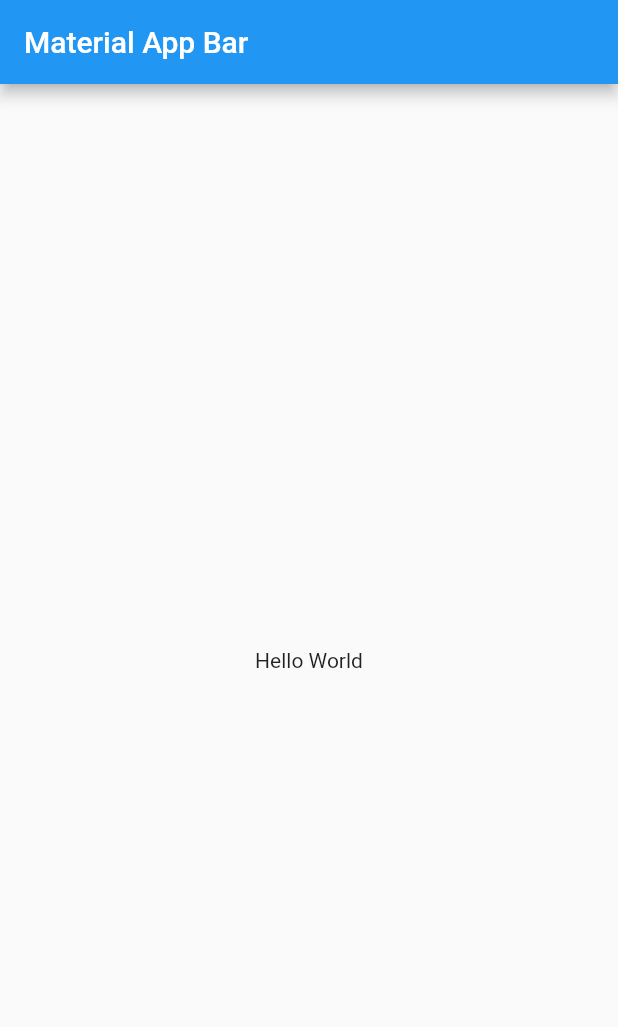
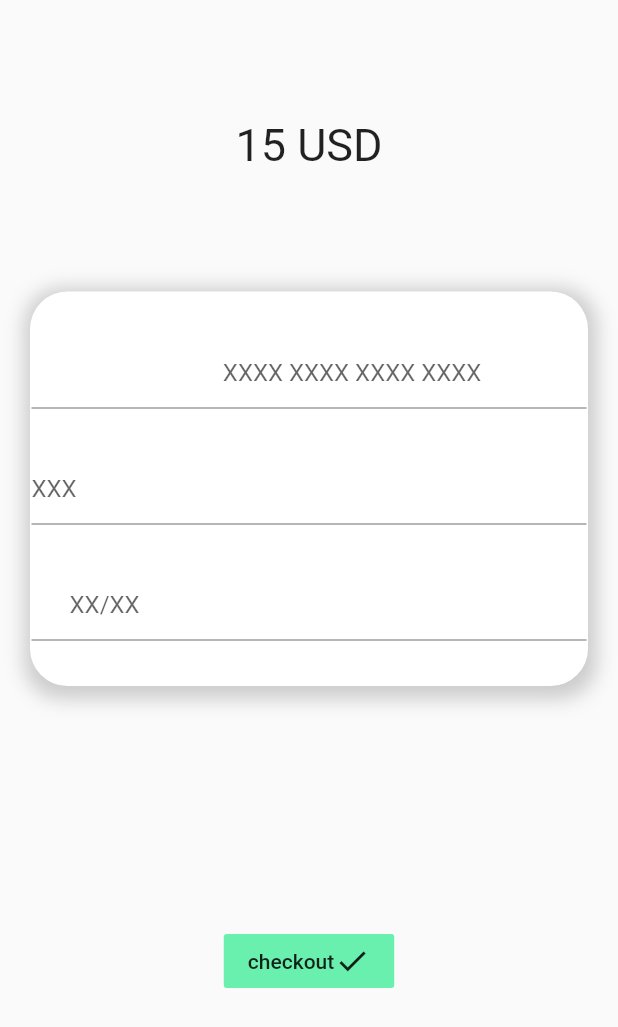
Before and after one commit to ta93abe/dailyUI-with-Flutter, a Flutter app: the screen it shows after launch, on a phone screen of 412 x 824 dp. Shown: the top 1027 px of the screen. Run offline on Flutter 3.47's test engine with Material 2 defaults, Android fonts, the phone set to English and light mode, and no system bars; our stand-ins replace flutter_icons, google_fonts.

Commit message:
day2 about 50%

```diff
--- a/day2/lib/main.dart
+++ b/day2/lib/main.dart
@@ -22,11 +22,92 @@ class CreditCardCheckout extends StatelessWidget {
   @override
   Widget build(BuildContext context) {
     return Scaffold(
-      appBar: AppBar(
-        title: Text('Material App Bar'),
-      ),
-      body: Center(
-        child: Text('Hello World'),
+      body: Column(
+        children: [
+          Spacer(
+            flex: 1,
+          ),
+          Text(
+            "15 USD",
+            style: TextStyle(
+              fontSize: 30,
+            ),
+          ),
+          Spacer(
+            flex: 1,
+          ),
+          Padding(
+            padding: const EdgeInsets.symmetric(horizontal: 20.0),
+            child: AspectRatio(
+              aspectRatio: 1.41421356 / 1,
+              child: Container(
+                height: 100,
+                decoration: BoxDecoration(
+                  borderRadius: BorderRadius.circular(25),
+                  border: Border.all(color: Colors.transparent),
+                  color: Colors.white,
+                  boxShadow: [
+                    BoxShadow(
+                      color: Colors.grey.withOpacity(0.5),
+                      spreadRadius: 5,
+                      blurRadius: 10,
+                      offset: Offset(1, 3),
+                    ),
+                  ],
+                ),
+                child: Column(
+                  children: [
+                    Spacer(),
+                    TextField(
+                      textAlign: TextAlign.center,
+                      keyboardType: TextInputType.number,
+                      decoration: InputDecoration(
+                        hintText: "XXXX XXXX XXXX XXXX",
+                        prefix: Text("card no."),
+                      ),
+                    ),
+                    Spacer(),
+                    TextField(
+                      keyboardType: TextInputType.number,
+                      decoration:
+                          InputDecoration(hintText: "XXX", suffixText: "cvc"),
+                    ),
+                    Spacer(),
+                    TextField(
+                      decoration: InputDecoration(
+                        hintText: "XX/XX",
+                        prefix: Text("exp"),
+                      ),
+                    ),
+                    Spacer(),
+                  ],
+                ),
+              ),
+            ),
+          ),
+          Spacer(
+            flex: 2,
+          ),
+          FlatButton(
+            color: Colors.greenAccent,
+            onPressed: () {},
+            child: Row(
+              mainAxisSize: MainAxisSize.min,
+              mainAxisAlignment: MainAxisAlignment.center,
+              children: [
+                Text(
+                  "checkout",
+                ),
+                Icon(
+                  Icons.check,
+                ),
+              ],
+            ),
+          ),
+          Spacer(
+            flex: 2,
+          ),
+        ],
       ),
     );
   }
```
Also changed, not shown: 1 other file.
